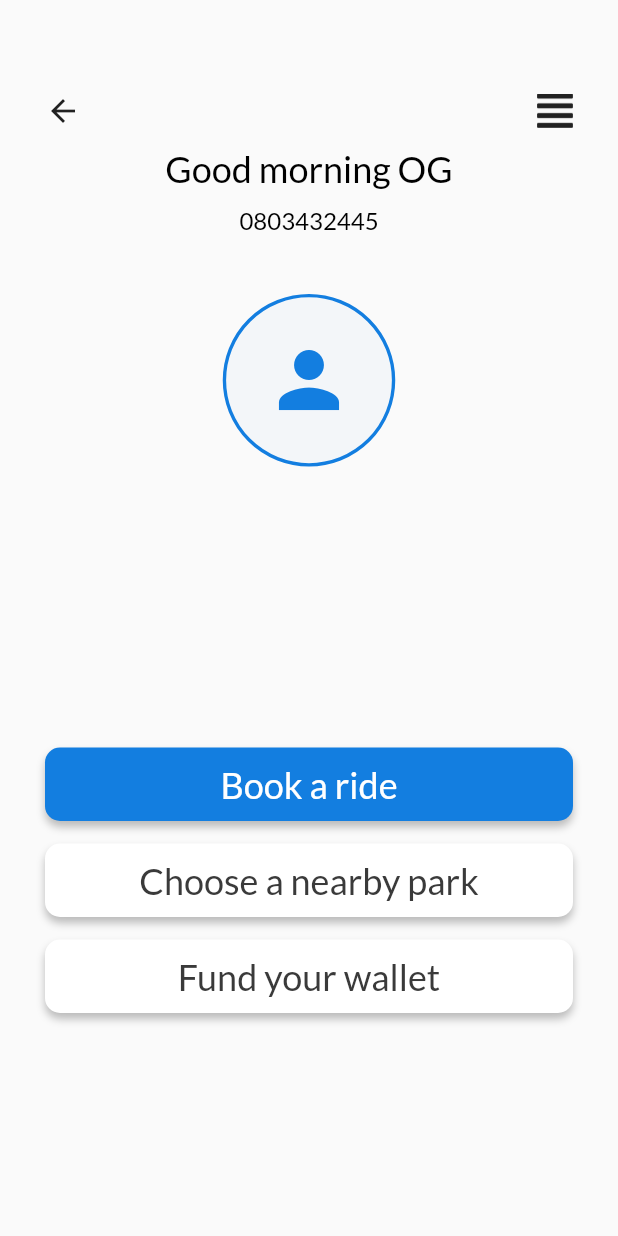
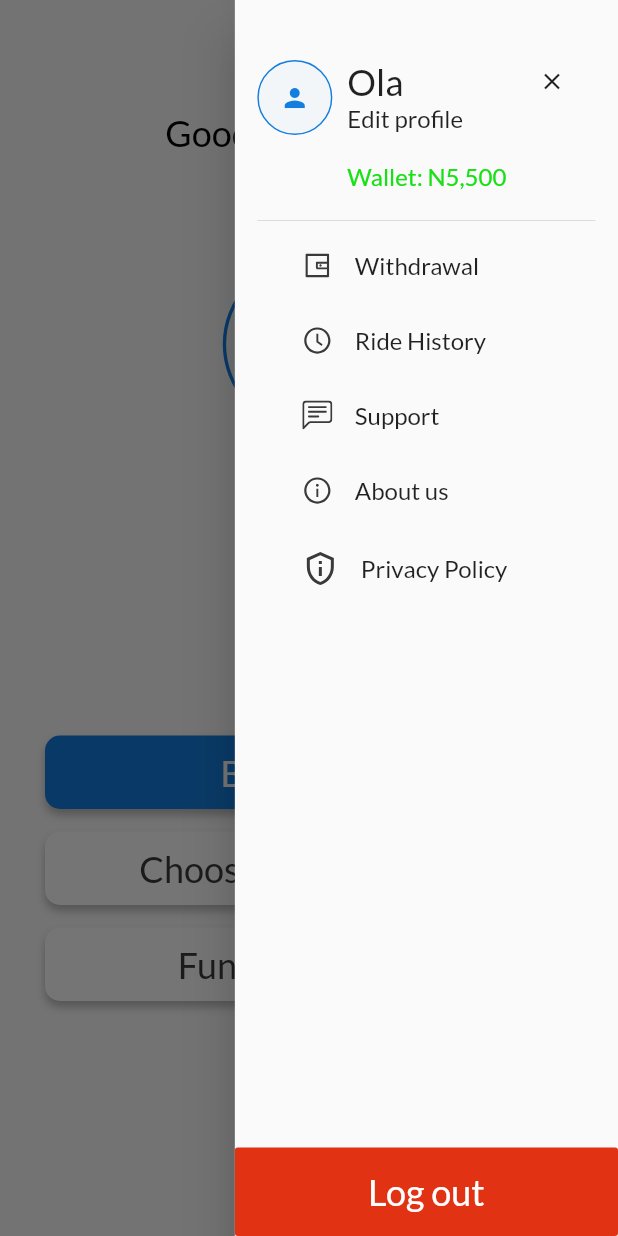
Before and after one commit to Ologeehq/Swiper, a Flutter app: the RiderDashboard screen opened directly, with the side drawer open (before the commit the screen has no drawer), on a phone screen of 412 x 824 dp. Run offline on Flutter 3.47's test engine with Material 2 defaults, Android fonts, the phone set to English and light mode, and no system bars; our stand-ins replace flutter_svg, google_fonts, pin_code_fields.

Commit message:
drawer added

```diff
--- a/lib/main.dart
+++ b/lib/main.dart
@@ -11,6 +11,7 @@ class Swipar extends StatelessWidget {
   @override
   Widget build(BuildContext context) {
     return MaterialApp(
+      debugShowCheckedModeBanner: false,
       theme: ThemeData().copyWith(
         textTheme: GoogleFonts.latoTextTheme(),
       ),
--- a/lib/views/rider/book_a_ride.dart
+++ b/lib/views/rider/book_a_ride.dart
@@ -1,11 +1,15 @@
 import 'package:flutter/cupertino.dart';
 import 'package:flutter/material.dart';
+import 'package:swiper/views/rider/select_ride.dart';
 import 'package:swiper/views/utilities/styles.dart' as Style;
+import 'package:swiper/views/widgets/custom_drawer.dart';
+import 'package:swiper/views/widgets/menu_button.dart';
 
 class BookARideView extends StatelessWidget {
   @override
   Widget build(BuildContext context) {
     return Scaffold(
+      endDrawer: AppDrawer(),
       body: RideBookingBody(
         subtitle: "Choose your destination",
       ),
@@ -36,51 +40,7 @@ class _RideBookingBodyState extends State<RideBookingBody> {
           });
         },
       ),
-      Container(
-        padding: EdgeInsets.only(top: 20, bottom: 10),
-        height: 280,
-        child: Column(
-          children: [
-            Text(
-              "Choose a ride",
-              textAlign: TextAlign.center,
-              style: Style.headingTextStyle.copyWith(
-                color: Style.themeBlack,
-              ),
-            ),
-            Divider(
-              height: 40,
-            ),
-            Expanded(
-              child: ListView.separated(
-                  padding: EdgeInsets.zero,
-                  itemBuilder: (context, index) {
-                    List texts = List.generate(6, (int place) {
-                      return InkWell(
-                        onTap: () {
-                          showModalBottomSheet(
-                              context: context,
-                              builder: (context) => ChooseABus());
-                        },
-                        child: Text(
-                          "Book a bus",
-                          textAlign: TextAlign.center,
-                          style: Style.titleTextStyle.copyWith(
-                            color: Style.themeBlack,
-                          ),
-                        ),
-                      );
-                    });
-                    return texts[index];
-                  },
-                  separatorBuilder: (context, index) => SizedBox(
-                        height: 10,
-                      ),
-                  itemCount: 6),
-            ),
-          ],
-        ),
-      ),
+      chooseARidePage(),
     ];
     return chooseARidePages[index];
   }
@@ -123,7 +83,11 @@ class _RideBookingBodyState extends State<RideBookingBody> {
                         ),
                       ),
                     ),
-                    Container(
+                    InkWell(
+                      onTap: () {
+                        Scaffold.of(context).openEndDrawer();
+                      },
+                      child: Container(
                           padding: EdgeInsets.all(10),
                           decoration: BoxDecoration(
                               color: Colors.white,
@@ -135,7 +99,10 @@ class _RideBookingBodyState extends State<RideBookingBody> {
                                   blurRadius: 4,
                                 ),
                               ]),
-                        child: ImageIcon(AssetImage("assets/menu-icon.png"))),
+                          child: MenuButton(
+                            aligned: false,
+                          )),
+                    ),
                   ],
                 ),
               ),
@@ -239,26 +206,49 @@ class ChooseLocation extends StatelessWidget {
   }
 }
 
-class ChooseABus extends StatelessWidget {
-  @override
-  Widget build(BuildContext context) {
+chooseARidePage() {
   return Container(
+    padding: EdgeInsets.only(top: 20, bottom: 10),
+    height: 280,
     child: Column(
       children: [
-          InkWell(
+        Text(
+          "Choose a ride",
+          textAlign: TextAlign.center,
+          style: Style.headingTextStyle.copyWith(
+            color: Style.themeBlack,
+          ),
+        ),
+        Divider(
+          height: 40,
+        ),
+        Expanded(
+          child: ListView.separated(
+              padding: EdgeInsets.zero,
+              itemBuilder: (context, index) {
+                List texts = List.generate(6, (int place) {
+                  return InkWell(
                     onTap: () {
-                showModalBottomSheet(
-                    context: context,
-                    builder: (context) => Container(
-                          color: Colors.red,
-                          child: Column(
-                            children: [Text("fgdtgtg")],
+                      showBottomSheet(
+                          context: context, builder: (context) => ChooseABus());
+                    },
+                    child: Text(
+                      "Book a bus",
+                      textAlign: TextAlign.center,
+                      style: Style.titleTextStyle.copyWith(
+                        color: Style.themeBlack,
                       ),
-                        ));
+                    ),
+                  );
+                });
+                return texts[index];
               },
-              child: Text("Uhiujheoguheoijg")),
+              separatorBuilder: (context, index) => SizedBox(
+                    height: 10,
+                  ),
+              itemCount: 6),
+        ),
       ],
     ),
   );
 }
-}
--- a/lib/views/rider/check_a_nearby_park.dart
+++ b/lib/views/rider/check_a_nearby_park.dart
@@ -1,10 +1,12 @@
 import 'package:flutter/material.dart';
+import 'package:swiper/views/widgets/custom_drawer.dart';
 import 'book_a_ride.dart';
 
 class ChooseAParkView extends StatelessWidget {
   @override
   Widget build(BuildContext context) {
     return Scaffold(
+      endDrawer: AppDrawer(),
       body: RideBookingBody(
         subtitle: "Choose a nearby park",
       ),
--- a/lib/views/rider/rider_home_page.dart
+++ b/lib/views/rider/rider_home_page.dart
@@ -2,34 +2,22 @@ import 'package:flutter/cupertino.dart';
 import "package:flutter/material.dart";
 import 'package:swiper/views/rider/book_a_ride.dart';
 import 'package:swiper/views/utilities/styles.dart' as Style;
+import 'package:swiper/views/widgets/custom_drawer.dart';
+import 'package:swiper/views/widgets/menu_button.dart';
+import 'package:swiper/views/widgets/profile_icon.dart';
 import 'package:swiper/views/widgets/theme_long_button.dart';
-
 import 'check_a_nearby_park.dart';
 
 class RiderDashboard extends StatelessWidget {
   @override
   Widget build(BuildContext context) {
     return Scaffold(
+      endDrawer: AppDrawer(),
       body: Padding(
         padding: const EdgeInsets.fromLTRB(30, 50, 30, 40),
         child: Column(
           children: [
-            Row(
-              mainAxisAlignment: MainAxisAlignment.spaceBetween,
-              children: [
-                IconButton(
-                  alignment: Alignment.centerLeft,
-                  padding: EdgeInsets.zero,
-                  onPressed: () {
-                    Navigator.pop(context);
-                  },
-                  icon: Icon(
-                    Icons.arrow_back,
-                  ),
-                ),
-                ImageIcon(AssetImage("assets/menu-icon.png")),
-              ],
-            ),
+            MenuButton(),
             Text(
               "Good morning OG",
               style: Style.headingTextStyle.copyWith(
@@ -45,26 +33,7 @@ class RiderDashboard extends StatelessWidget {
                 color: Colors.black,
               ),
             ),
-            Container(
-              margin: EdgeInsets.only(
-                top: 40,
-              ),
-              height: 115,
-              width: 115,
-              decoration: BoxDecoration(
-                shape: BoxShape.circle,
-                color: Style.themeBlue.withOpacity(0.0307),
-                border: Border.all(
-                  color: Style.themeBlue,
-                  width: 2.24,
-                ),
-              ),
-              child: Icon(
-                Icons.person,
-                size: 60,
-                color: Style.themeBlue,
-              ),
-            ),
+            ProfileIcon(),
             Spacer(
               flex: 2,
             ),
--- /dev/null
+++ b/lib/views/rider/select_ride.dart
@@ -0,0 +1,33 @@
+import 'package:flutter/material.dart';
+
+class ChooseABus extends StatelessWidget {
+  @override
+  Widget build(BuildContext context) {
+    Size screenSize = MediaQuery.of(context).size;
+    return Container(
+      height: screenSize.height,
+      color: Colors.black.withOpacity(0.2),
+      width: double.infinity,
+      child: Container(
+        color: Colors.white,
+        height: 400,
+        child: Column(
+          children: [
+            InkWell(
+                onTap: () {
+                  showModalBottomSheet(
+                      context: context,
+                      builder: (context) => Container(
+                            color: Colors.red,
+                            child: Column(
+                              children: [Text("fgdtgtg")],
+                            ),
+                          ));
+                },
+                child: Text("Uhiujheoguheoijg")),
+          ],
+        ),
+      ),
+    );
+  }
+}
--- /dev/null
+++ b/lib/views/widgets/custom_drawer.dart
@@ -0,0 +1,163 @@
+import 'package:flutter/material.dart';
+import 'package:flutter_svg/svg.dart';
+import 'package:swiper/views/utilities/styles.dart' as Style;
+import 'package:swiper/views/widgets/profile_icon.dart';
+
+class AppDrawer extends StatelessWidget {
+  const AppDrawer({
+    Key key,
+  }) : super(key: key);
+
+  @override
+  Widget build(BuildContext context) {
+    return Container(
+      width: MediaQuery.of(context).size.width * 0.62,
+      child: Drawer(
+        child: Column(
+          crossAxisAlignment: CrossAxisAlignment.stretch,
+          children: [
+            Expanded(
+              child: Padding(
+                padding: EdgeInsets.fromLTRB(15, 40, 15, 0),
+                child: Column(
+                  children: [
+                    Row(
+                      crossAxisAlignment: CrossAxisAlignment.start,
+                      children: [
+                        ProfileIcon(
+                          borderWidth: 0.96,
+                          radius: 50,
+                          iconSize: 20,
+                          withMargin: false,
+                        ),
+                        SizedBox(
+                          width: 10,
+                        ),
+                        Expanded(
+                          child: Column(
+                            mainAxisAlignment: MainAxisAlignment.start,
+                            crossAxisAlignment: CrossAxisAlignment.start,
+                            children: [
+                              Row(
+                                mainAxisAlignment:
+                                    MainAxisAlignment.spaceBetween,
+                                children: [
+                                  Text(
+                                    "Ola",
+                                    style: Style.headingTextStyle,
+                                  ),
+                                  Align(
+                                    alignment: Alignment.centerRight,
+                                    child: InkWell(
+                                      onTap: () {
+                                        Navigator.pop(context);
+                                      },
+                                      child: Padding(
+                                        padding: const EdgeInsets.only(
+                                          right: 20,
+                                        ),
+                                        child: Icon(
+                                          Icons.close,
+                                          size: 18,
+                                        ),
+                                      ),
+                                    ),
+                                  ),
+                                ],
+                              ),
+                              Text("Edit profile",
+                                  style: Style.subTitle1TextStyle),
+                              SizedBox(
+                                height: 20,
+                              ),
+                              Text(
+                                "Wallet: N5,500",
+                                style: Style.subTitle1TextStyle.copyWith(
+                                  color: Style.themeGreen,
+                                ),
+                              ),
+                            ],
+                          ),
+                        ),
+                      ],
+                    ),
+                    Divider(
+                      height: 40,
+                    ),
+                    DrawerMenuItem(
+                      assetPath: "assets/wallet.svg",
+                      label: "Withdrawal",
+                    ),
+                    DrawerMenuItem(
+                      assetPath: "assets/history.svg",
+                      label: "Ride History",
+                    ),
+                    DrawerMenuItem(
+                      assetPath: "assets/support.svg",
+                      label: "Support",
+                    ),
+                    DrawerMenuItem(
+                      assetPath: "assets/about.svg",
+                      label: "About us",
+                    ),
+                    DrawerMenuItem(
+                      assetPath: "assets/privacy.svg",
+                      label: "Privacy Policy",
+                    ),
+                  ],
+                ),
+              ),
+            ),
+            FlatButton(
+              padding: EdgeInsets.symmetric(vertical: 15),
+              color: Style.themeRed,
+              onPressed: () {},
+              child: Text(
+                "Log out",
+                style: TextStyle(
+                  color: Colors.white,
+                  fontSize: 24,
+                  fontWeight: FontWeight.w500,
+                ),
+              ),
+            ),
+          ],
+        ),
+      ),
+    );
+  }
+}
+
+class DrawerMenuItem extends StatelessWidget {
+  const DrawerMenuItem({
+    Key key,
+    this.label,
+    this.assetPath,
+  }) : super(key: key);
+  final String assetPath;
+  final String label;
+
+  @override
+  Widget build(BuildContext context) {
+    return Padding(
+      padding: const EdgeInsets.only(
+        left: 30,
+        bottom: 30,
+      ),
+      child: Row(
+        children: [
+          SvgPicture.asset(
+            assetPath,
+          ),
+          SizedBox(
+            width: 15,
+          ),
+          Text(
+            label,
+            style: Style.subTitle1TextStyle,
+          ),
+        ],
+      ),
+    );
+  }
+}
--- /dev/null
+++ b/lib/views/widgets/menu_button.dart
@@ -0,0 +1,20 @@
+import 'package:flutter/material.dart';
+
+class MenuButton extends StatelessWidget {
+  final bool aligned;
+
+  const MenuButton({Key key, this.aligned = true}) : super(key: key);
+  @override
+  Widget build(BuildContext context) {
+    return aligned
+        ? Align(
+            alignment: Alignment.centerRight,
+            child: InkWell(
+                onTap: () {
+                  Scaffold.of(context).openEndDrawer();
+                },
+                child: ImageIcon(AssetImage("assets/menu-icon.png"))),
+          )
+        : ImageIcon(AssetImage("assets/menu-icon.png"));
+  }
+}
--- /dev/null
+++ b/lib/views/widgets/profile_icon.dart
@@ -0,0 +1,42 @@
+import 'package:flutter/material.dart';
+import 'package:swiper/views/utilities/styles.dart' as Style;
+
+class ProfileIcon extends StatelessWidget {
+  const ProfileIcon({
+    Key key,
+    this.iconSize = 60,
+    this.withMargin = true,
+    this.radius = 115,
+    this.borderWidth = 2.24,
+  }) : super(key: key);
+  final bool withMargin;
+  final double radius;
+  final double iconSize;
+  final double borderWidth;
+
+  @override
+  Widget build(BuildContext context) {
+    return Container(
+      margin: withMargin
+          ? EdgeInsets.only(
+              top: 40,
+            )
+          : null,
+      height: radius,
+      width: radius,
+      decoration: BoxDecoration(
+        shape: BoxShape.circle,
+        color: Style.themeBlue.withOpacity(0.0307),
+        border: Border.all(
+          color: Style.themeBlue,
+          width: borderWidth,
+        ),
+      ),
+      child: Icon(
+        Icons.person,
+        size: iconSize,
+        color: Style.themeBlue,
+      ),
+    );
+  }
+}
--- a/pubspec.yaml
+++ b/pubspec.yaml
@@ -17,6 +17,7 @@ dependencies:
   cupertino_icons: ^0.1.3
   # Fonts
   google_fonts: ^1.1.0
+  flutter_svg: ^0.19.0
   pin_code_fields: ^5.1.0
 
 dev_dependencies:
```
Also changed, not shown: assets/about.svg (added), assets/history.svg (added), assets/privacy.svg (added), assets/support.svg (added), assets/wallet.svg (added), lib/views/rider/choose_a_cab.dart (added), pubspec.lock. Lines whose indentation alone changed are shown as unchanged.
